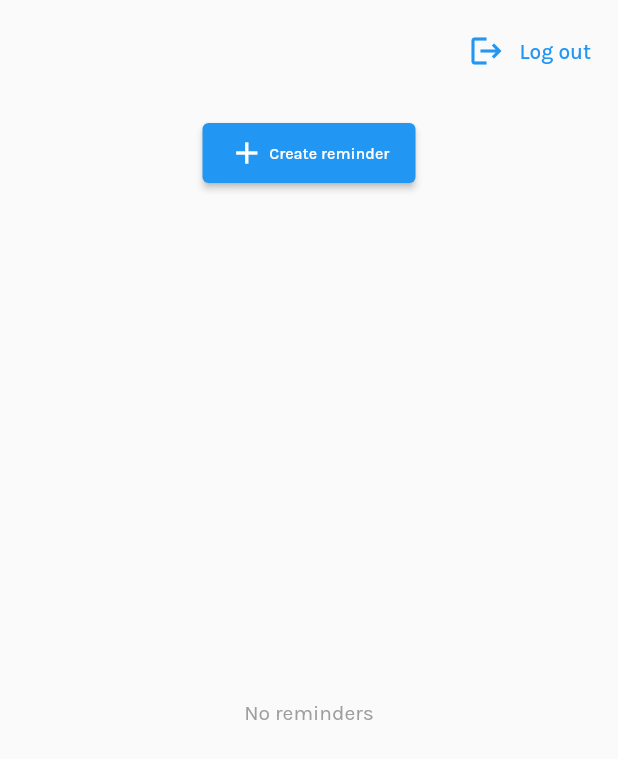
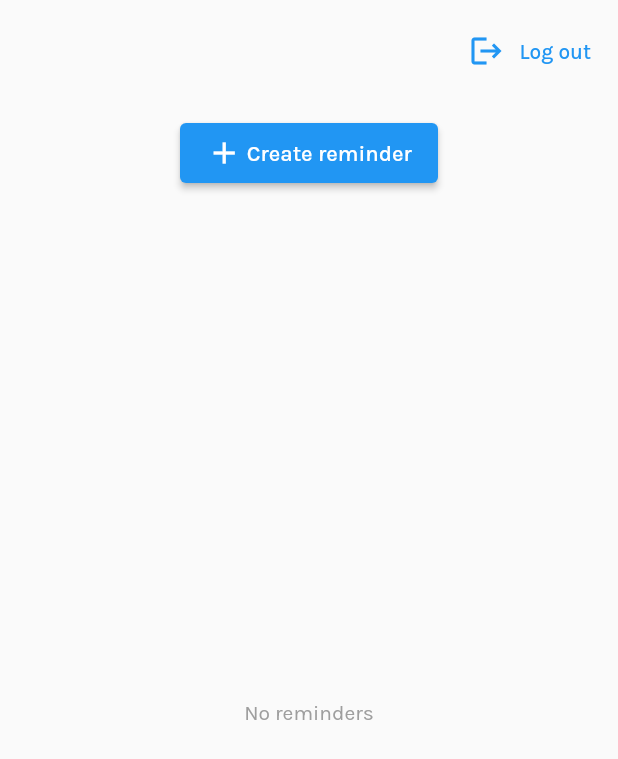
Before and after one commit to cantuccis/remindify, a Flutter app: the HomeScreen screen opened by its route, on a phone screen of 412 x 824 dp. Shown: the top 759 px of the screen. Run offline on Flutter 3.47's test engine with Material 2 defaults, Android fonts, the light colour scheme and no system bars; our stand-ins replace awesome_notifications, cloud_firestore, equatable, firebase_auth, firebase_core, flutter_bloc and 5 more; missing offline and left inert: day_night_time_picker, material_color_generator; accounts and stored records are empty.

Commit message:
Bigger reminder button

```diff
--- a/lib/views/home_screen.dart
+++ b/lib/views/home_screen.dart
@@ -51,7 +51,7 @@ class _HomeScreenState extends State<HomeScreen> {
                   Center(
                       child: ElevatedButton(
                     child: SizedBox(
-                      width: 110,
+                      width: 140,
                       height: 40,
                       child: Row(
                         mainAxisAlignment: MainAxisAlignment.center,
@@ -61,7 +61,7 @@ class _HomeScreenState extends State<HomeScreen> {
                             width: 3,
                           ),
                           SizedBox(
-                            width: 80,
+                            width: 110,
                             child: FittedBox(
                                 fit: BoxFit.fitWidth,
                                 child: Text("Create reminder")),
```
